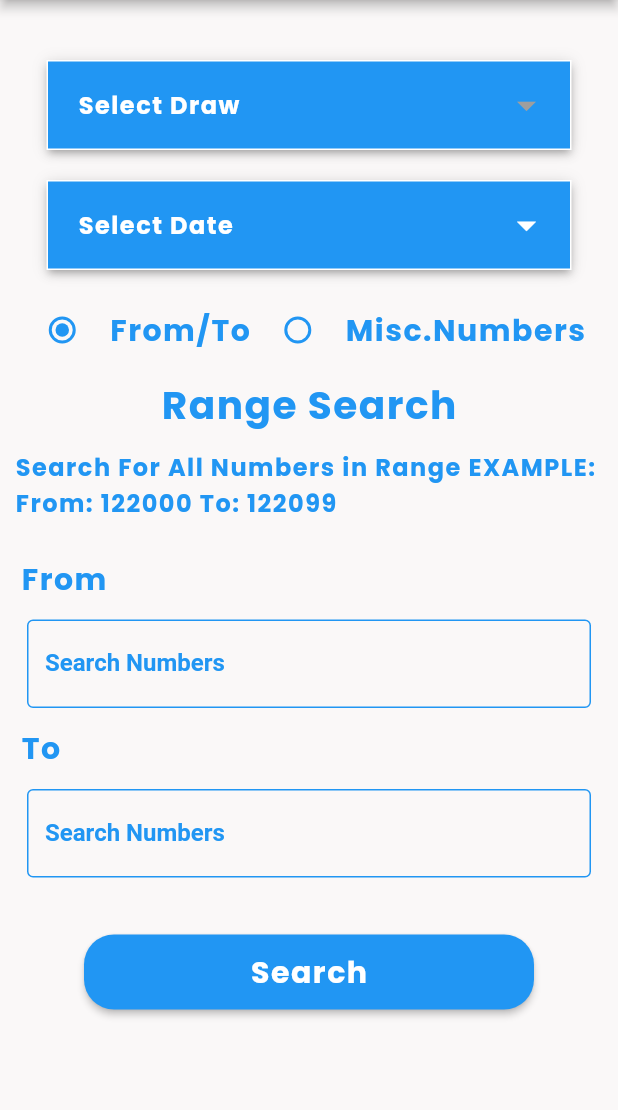
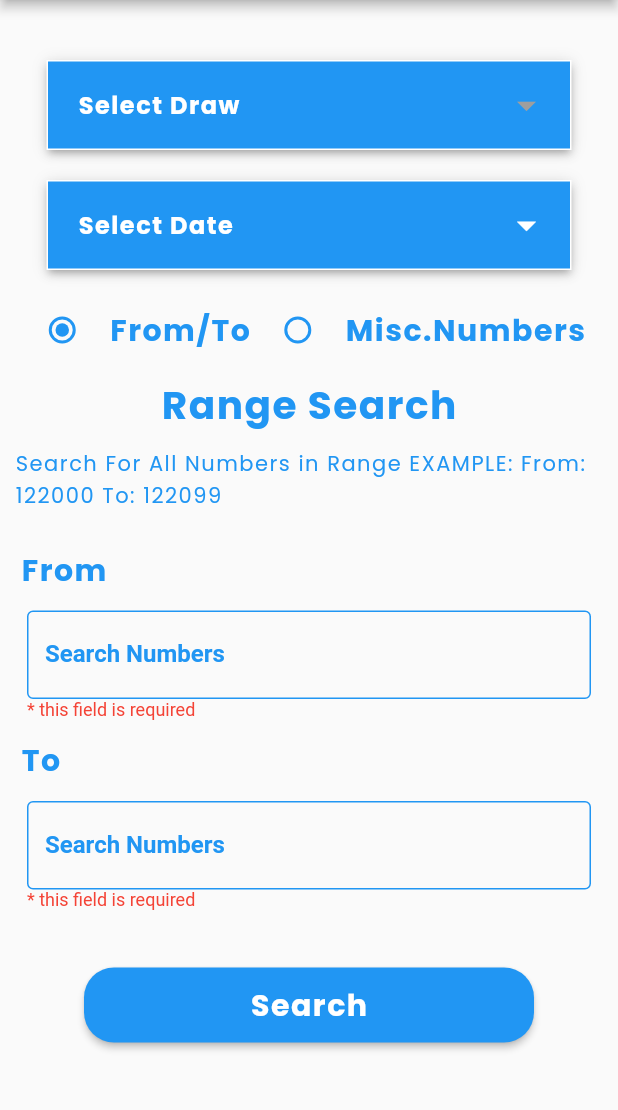
Before and after one commit to UmarJamshed947/bonds, a Flutter app: the screen it shows after launch, after a tap on "Draw-Search", on a phone screen of 412 x 824 dp, the part 84-1194 px from its top. Run offline on Flutter 3.47's test engine with Material 2 defaults, Android fonts, the phone set to English and light mode, and no system bars; drawn by our look-alikes of dropdown_button2; our stand-ins replace google_fonts, image_gallery_saver, photo_view, webview_flutter; network calls fail.

Commit message:
almost done

```diff
--- a/lib/Views/Dashboard.dart
+++ b/lib/Views/Dashboard.dart
@@ -41,7 +41,7 @@ class _DashboardState extends State<Dashboard> {
     return Scaffold(
       appBar: AppBar(
         elevation: 3,
-        // backgroundColor: Color(0xFF2EC4B6),
+        backgroundColor: Color(0xFF2196F3),
         title: CustomText(txt: "Prize Bonds", fntSize: 22),
         centerTitle: true,
         leading: IconButton(
@@ -56,10 +56,9 @@ class _DashboardState extends State<Dashboard> {
         ),
       ),
       body: Container(
-        color: Colors.grey.shade300,
-        // decoration: BoxDecoration(
-        //     gradient: LinearGradient(
-        //         colors: [Color(0xFFFAD585), Color(0xFFF47A7D)])),
+
+
+
         child: Column(children: [
           Container(
             padding: EdgeInsets.only(top: 50),
@@ -101,8 +100,8 @@ class _DashboardState extends State<Dashboard> {
               padding: EdgeInsets.only(top: 60),
               width: double.infinity,
               decoration: BoxDecoration(
-                //color: Color(0xFFCDE6F8),
-                 color: Color(0xFF90CAF9),
+                color: Color(0xFF2196F3),
+
 
 
                 borderRadius: BorderRadius.only(
@@ -121,7 +120,7 @@ class _DashboardState extends State<Dashboard> {
                     CardWidget(
                       txt: "Draw-Search",
                       icon: Icons.search,
-                      color: Color(0xFF2196F3),
+                      color: Colors.white,
 
                       onTap: () {
                         print("Draw-Search card tapped");
@@ -142,7 +141,8 @@ class _DashboardState extends State<Dashboard> {
                     CardWidget(
                       txt: "Schedules",
                       icon: Icons.event,
-                      color: Color(0xFF2196F3),
+                      //color: Color(0xFF2196F3),
+                      color: Colors.white,
 
                       onTap: () {
                         print("Draw-Search card tapped");
@@ -156,7 +156,8 @@ class _DashboardState extends State<Dashboard> {
                     CardWidget(
                       txt: "Sec-Features",
                       icon: Icons.security,
-                      color: Color(0xFF2196F3),
+                      //color: Color(0xFF2196F3),
+                      color: Colors.white,
 
                       onTap: () {
                         print("Draw-Search card tapped");
@@ -176,7 +177,7 @@ class _DashboardState extends State<Dashboard> {
                     CardWidget(
                       txt: "Denominations",
                       icon: Icons.attach_money_outlined,
-                      color: Color(0xFF2196F3),
+                        color: Colors.white,
     onTap: () {
       print("Draw-Search card tapped");
       Navigator.push(
--- a/lib/Views/Draw_Search.dart
+++ b/lib/Views/Draw_Search.dart
@@ -320,7 +320,7 @@ class _DrawsearchState extends State<Drawsearch> with TickerProviderStateMixin {
   @override
   Widget build(BuildContext context) {
     return Scaffold(
-      backgroundColor: Color(0xFFFAF8F8),
+      //backgroundColor: Color(0xFFDCDCDC),
       appBar: AppBar(
         elevation: 3,
         backgroundColor: Color(0xFF2196F3),
@@ -394,8 +394,7 @@ class _DrawsearchState extends State<Drawsearch> with TickerProviderStateMixin {
                         },
                         child: Theme(
                           data: Theme.of(context).copyWith(
-                            unselectedWidgetColor: Color(
-                                0xFF2196F3), // Change non-active color here
+                            unselectedWidgetColor: Color(0xFF2196F3), // Change non-active color here
                           ),
                           child: Radio(
                             value: 0,
@@ -408,6 +407,7 @@ class _DrawsearchState extends State<Drawsearch> with TickerProviderStateMixin {
                             },
                             activeColor: Color(0xFF2196F3),
                             hoverColor: Color(0xFF2196F3),
+                            focusColor: Color(0xFF2196F3),
                             materialTapTargetSize:
                                 MaterialTapTargetSize.shrinkWrap,
                           ),
@@ -439,6 +439,8 @@ class _DrawsearchState extends State<Drawsearch> with TickerProviderStateMixin {
                               _animationController.forward(from: 0);
                             },
                             activeColor: Color(0xFF2196F3),
+                            hoverColor: Color(0xFF2196F3),
+                            focusColor: Color(0xFF2196F3),
                             materialTapTargetSize:
                                 MaterialTapTargetSize.shrinkWrap,
                           ),
@@ -463,7 +465,8 @@ class _DrawsearchState extends State<Drawsearch> with TickerProviderStateMixin {
                             txt:
                                 'Search For All Numbers in Range EXAMPLE: From: 122000 To: 122099',
                             clr: Color(0xFF2196F3),
-                            fntSize: 16),
+                            fntSize: 14,
+                        fntWeight: FontWeight.normal),
                         SizedBox(height: 20),
                         Container(
                           child: Column(
@@ -479,8 +482,10 @@ class _DrawsearchState extends State<Drawsearch> with TickerProviderStateMixin {
                               Padding(
                                 padding: EdgeInsets.all(8.0),
                                 child: CustomTextField(
-                                    controller: _fromRangeController),
+                                    controller: _fromRangeController,
+                                requiredMessage: '* this field is required',),
                               ),
+
                               Padding(
                                 padding: EdgeInsets.all(4.0),
                                 child: CustomText(
@@ -491,7 +496,8 @@ class _DrawsearchState extends State<Drawsearch> with TickerProviderStateMixin {
                               Padding(
                                 padding: EdgeInsets.all(8.0),
                                 child: CustomTextField(
-                                    controller: _toRangeController),
+                                    controller: _toRangeController,
+                                requiredMessage: '* this field is required',),
                               ),
                             ],
                           ),
@@ -514,7 +520,8 @@ class _DrawsearchState extends State<Drawsearch> with TickerProviderStateMixin {
                           Padding(
                             padding: EdgeInsets.all(8.0),
                             child: CustomTextField(
-                                controller: _randomRangeController),
+                                controller: _randomRangeController,
+                            requiredMessage: '* the field is required',),
                           ),
                         ],
                       ),
@@ -603,7 +610,7 @@ class _DrawsearchState extends State<Drawsearch> with TickerProviderStateMixin {
             )*/
             MaterialButton(
               onPressed: () async {
-                if (selectedRadio == 0 && bondTypeUid != null) {
+                if (selectedRadio == 0 && bondTypeUid != null && _fromRangeController.text.trim() != ''  && _toRangeController.text.trim() != '' ) {
                   Navigator.push(
                     context,
                     MaterialPageRoute(
@@ -615,12 +622,12 @@ class _DrawsearchState extends State<Drawsearch> with TickerProviderStateMixin {
                       ),
                     ),
                   );
-                } else if (selectedRadio == 0) {
+                } else  {
                   showDialog(
                     context: context,
                     builder: (context) => AlertDialog(
                       title: CustomText(txt: 'Warning', clr: Colors.red),
-                      content: Text('Please select both dropdowns first.'),
+                      content: Text('To proceed, please ensure all fields are filled out.'),
                       actions: [
                         MaterialButton(
                           onPressed: () => Navigator.pop(context),
@@ -655,7 +662,7 @@ class _DrawsearchState extends State<Drawsearch> with TickerProviderStateMixin {
                     context: context,
                     builder: (context) => AlertDialog(
                       title: CustomText(txt: 'Warning', clr: Colors.red),
-                      content: Text('Please select both dropdowns first.'),
+                      content: Text('To proceed, please ensure all fields are filled out.'),
                       actions: [
                         MaterialButton(
                           onPressed: () => Navigator.pop(context),
--- a/lib/Views/denominations.dart
+++ b/lib/Views/denominations.dart
@@ -11,7 +11,7 @@ class Denominations extends StatelessWidget {
   @override
   Widget build(BuildContext context) {
     return Scaffold(
-        backgroundColor: Colors.grey,
+        backgroundColor: Colors.white,
       appBar: AppBar(
         backgroundColor: Color(0xFF2196F3),
         elevation: 3,
@@ -71,7 +71,7 @@ class Denominations extends StatelessWidget {
       context: context,
       builder: (BuildContext context) {
         return AlertDialog(
-          backgroundColor: Colors.grey,
+          backgroundColor: Colors.white,
           content: Image.asset(assetPath, fit: BoxFit.contain),
           actions: <Widget>[
             MaterialButton(
--- a/lib/Views/sec_feature_display.dart
+++ b/lib/Views/sec_feature_display.dart
@@ -103,7 +103,7 @@ class DisplaySecurityFeatures extends StatelessWidget {
         ),
       ),
       body: Container(
-        color: Color(0xFF90CAF9),
+        //color: Color(0xFF90CAF9),
         child: FutureBuilder<List<SecFeatures>>(
           future: apiService.fetchSecurityFeatures(prizeBondTypeUid),
           builder: (context, snapshot) {
--- a/lib/Widgets/card_widget.dart
+++ b/lib/Widgets/card_widget.dart
@@ -79,7 +79,7 @@ class CardWidget extends StatelessWidget {
   @override
   Widget build(BuildContext context) {
     return Card(
-      elevation: 4,
+      elevation: 3,
       color: color,
       shape: RoundedRectangleBorder(
         borderRadius: BorderRadius.all(Radius.circular(10)),
@@ -100,7 +100,7 @@ class CardWidget extends StatelessWidget {
         Icon(
           icon,
           size: 40,
-          color: Colors.white,
+          color: Colors.blueAccent,
         ),
         SizedBox(height: 10),
         Padding(
@@ -109,7 +109,7 @@ class CardWidget extends StatelessWidget {
             txt,
             textAlign: TextAlign.center,
             style: GoogleFonts.poppins(
-              color: Colors.white,
+              color: Colors.blueAccent,
               fontSize: 16,
               fontWeight: FontWeight.w600,
               letterSpacing: 1,
--- a/lib/Widgets/custom_table.dart
+++ b/lib/Widgets/custom_table.dart
@@ -4,8 +4,9 @@ import 'package:google_fonts/google_fonts.dart';
 class CustomTableCell extends StatelessWidget {
    String txt;
    Color? clr;
+   FontWeight? fntWeight;
 
-  CustomTableCell ({required this.txt, this.clr});
+  CustomTableCell ({required this.txt, this.clr,this.fntWeight});
 
   @override
   Widget build(BuildContext context) {
@@ -15,7 +16,7 @@ class CustomTableCell extends StatelessWidget {
           txt,
           style: GoogleFonts.poppins(
             // color: Color(0xFF333333),
-            fontWeight: FontWeight.bold,
+            fontWeight:  fntWeight ?? FontWeight.normal ,
             fontSize: 15,
 
             color: clr ?? Color(0xFF2196F3),
--- a/lib/Widgets/customtext.dart
+++ b/lib/Widgets/customtext.dart
@@ -4,13 +4,14 @@ import 'package:google_fonts/google_fonts.dart';
 class CustomText extends StatelessWidget {
 
   String txt;
+  String? heading;
   Color? clr;
   double? fntSize;
   FontWeight? fntWeight;
   double? ltrSpacing;
   TextAlign? textAlign;
 
-  CustomText ({ required this.txt, this.fntSize,this.fntWeight,this.clr, this.ltrSpacing,this.textAlign
+  CustomText ({ required this.txt, this.fntSize,this.fntWeight,this.clr, this.ltrSpacing,this.textAlign,this.heading
   //  this.clr,  this.fntSize,  this.fntWeight,  this.ltrSpacing
   });
 
--- a/lib/Widgets/date_dropdown.dart
+++ b/lib/Widgets/date_dropdown.dart
@@ -93,7 +93,7 @@ class _DateDropdownState extends State<DateDropdown> {
             border: Border.all(
               color: Colors.white,
             ),
-            color: Color(0xFF2196F3),
+            color:Color(0xFF2196F3),
           ),
           elevation: 3,
         ),
--- a/lib/Widgets/text_field.dart
+++ b/lib/Widgets/text_field.dart
@@ -8,6 +8,7 @@ class CustomTextField extends StatelessWidget {
   final Color borderColor;
   final Color labelColor;
   final TextStyle? hintStyle;
+  final String? requiredMessage;
 
   const CustomTextField({
     Key? key,
@@ -16,11 +17,15 @@ class CustomTextField extends StatelessWidget {
     this.borderColor = const Color(0xFF2196F3),
     this.labelColor = const Color(0xFF2196F3),
     this.hintStyle,
+    this.requiredMessage
   }) : super(key: key);
 
   @override
   Widget build(BuildContext context) {
-    return TextField(
+    return Column(
+      crossAxisAlignment: CrossAxisAlignment.start,
+      children: [
+        TextField(
           style:TextStyle(color: Color(0xFF2196F3),fontSize: 16,fontWeight: FontWeight.bold),
           cursorColor: Color(0xFF2196F3),
           controller: controller,
@@ -44,6 +49,14 @@ class CustomTextField extends StatelessWidget {
             labelStyle: TextStyle(color: labelColor),
             hintStyle: hintStyle ?? GoogleFonts.nunito(color: Color(0xFF2196F3)),
           ),
+
+        ),
+        if (requiredMessage != null && controller.text.isEmpty) // Conditionally show required message
+          Text(
+            requiredMessage!,
+            style: TextStyle(color: Colors.red,fontSize: 12),
+          ),
+      ],
     );
   }
 }
```
Also changed, not shown: lib/Controller/ApiService.dart (+4 -3 lines), lib/Views/Rangesearch_Results.dart (+57 -13 lines), lib/Views/Schedule_Screen.dart (+4 -10 lines), lib/Views/Search_Result.dart (+60 -86 lines), lib/Views/table.dart (+24 -24 lines). Lines whose indentation alone changed are shown as unchanged.
